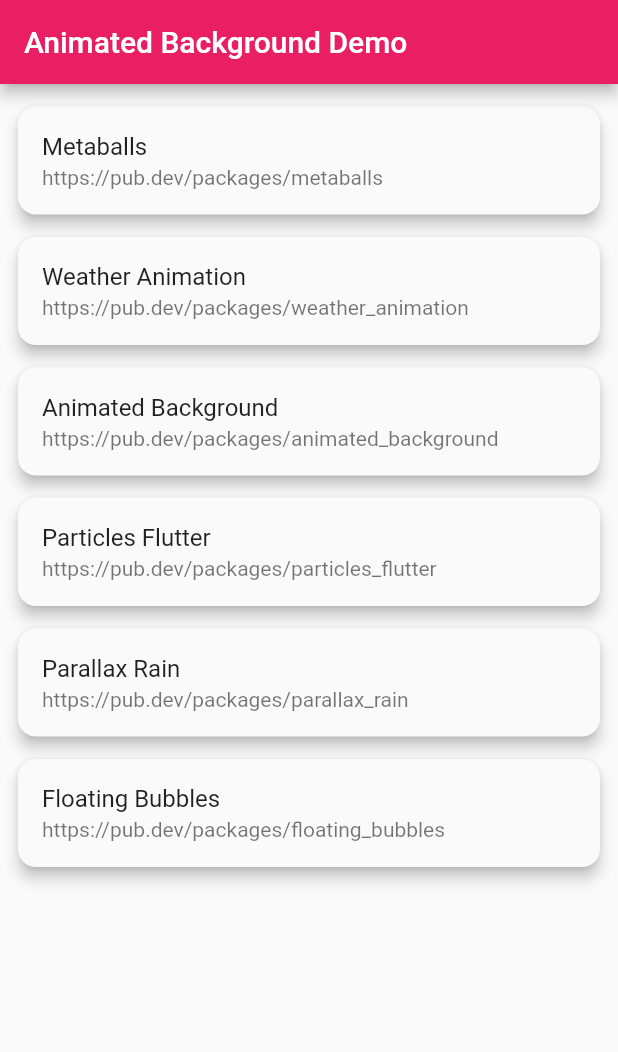
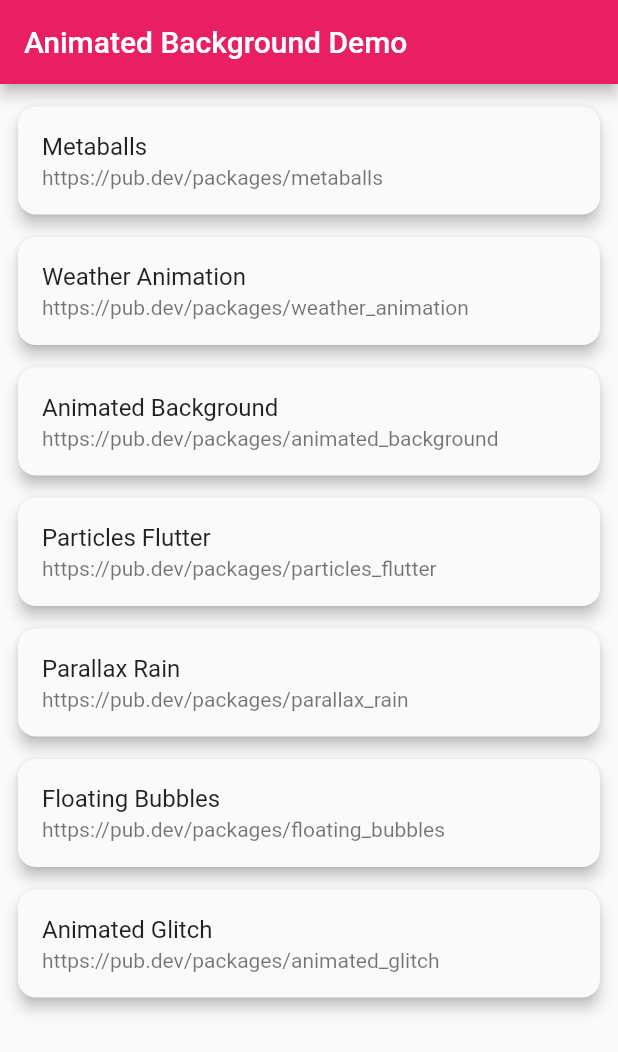
Before and after one commit to mnengineer/flutter-beautiful-backgrounds, a Flutter app: the screen it shows after launch, on a phone screen of 412 x 824 dp. Shown: the top 1052 px of the screen. Run offline on Flutter 3.47's test engine with Material 2 defaults, Android fonts, the light colour scheme and no system bars; our stand-ins replace animated_background; missing offline and left inert: animated_glitch, floating_bubbles, metaballs, parallax_rain, particles_flutter, weather_animation; statements that could not run were skipped.

Commit message:
feat: Animated Glitch

```diff
--- a/lib/data/animation_item_data.dart
+++ b/lib/data/animation_item_data.dart
@@ -1,10 +1,11 @@
 import 'package:flutter_beautiful_backgrounds/models/animation_item.dart';
-import 'package:flutter_beautiful_backgrounds/screens/animations/animaiton_5.dart';
+import 'package:flutter_beautiful_backgrounds/screens/animations/animation_5.dart';
 import 'package:flutter_beautiful_backgrounds/screens/animations/animation_1.dart';
 import 'package:flutter_beautiful_backgrounds/screens/animations/animation_2.dart';
 import 'package:flutter_beautiful_backgrounds/screens/animations/animation_3.dart';
 import 'package:flutter_beautiful_backgrounds/screens/animations/animation_4.dart';
 import 'package:flutter_beautiful_backgrounds/screens/animations/animation_6.dart';
+import 'package:flutter_beautiful_backgrounds/screens/animations/animation_7.dart';
 
 const animationItemData = [
   AnimationItem(
@@ -37,4 +38,9 @@ const animationItemData = [
     subtitle: 'https://pub.dev/packages/floating_bubbles',
     targetWidget: Animation6Screen(),
   ),
+  AnimationItem(
+    title: 'Animated Glitch',
+    subtitle: 'https://pub.dev/packages/animated_glitch',
+    targetWidget: Animation7Screen(),
+  ),
 ];
--- a/pubspec.yaml
+++ b/pubspec.yaml
@@ -41,6 +41,7 @@ dependencies:
   particles_flutter: ^0.1.4
   parallax_rain: ^1.1.0
   floating_bubbles: ^2.5.1
+  animated_glitch: ^1.1.1
 
 dev_dependencies:
   flutter_test:
@@ -65,9 +66,8 @@ flutter:
   uses-material-design: true
 
   # To add assets to your application, add an assets section, like this:
-  # assets:
-  #   - images/a_dot_burr.jpeg
-  #   - images/a_dot_ham.jpeg
+  assets:
+    - assets/images/cyber.jpeg
 
   # An image asset can refer to one or more resolution-specific "variants", see
   # https://flutter.dev/assets-and-images/#resolution-aware
```
Also changed, not shown: lib/screens/animations/animation_7.dart (added, +36 -0 lines), assets/images/cyber.jpeg (added), lib/screens/animations/animation_5.dart (renamed from lib/screens/animations/animaiton_5.dart), pubspec.lock.
